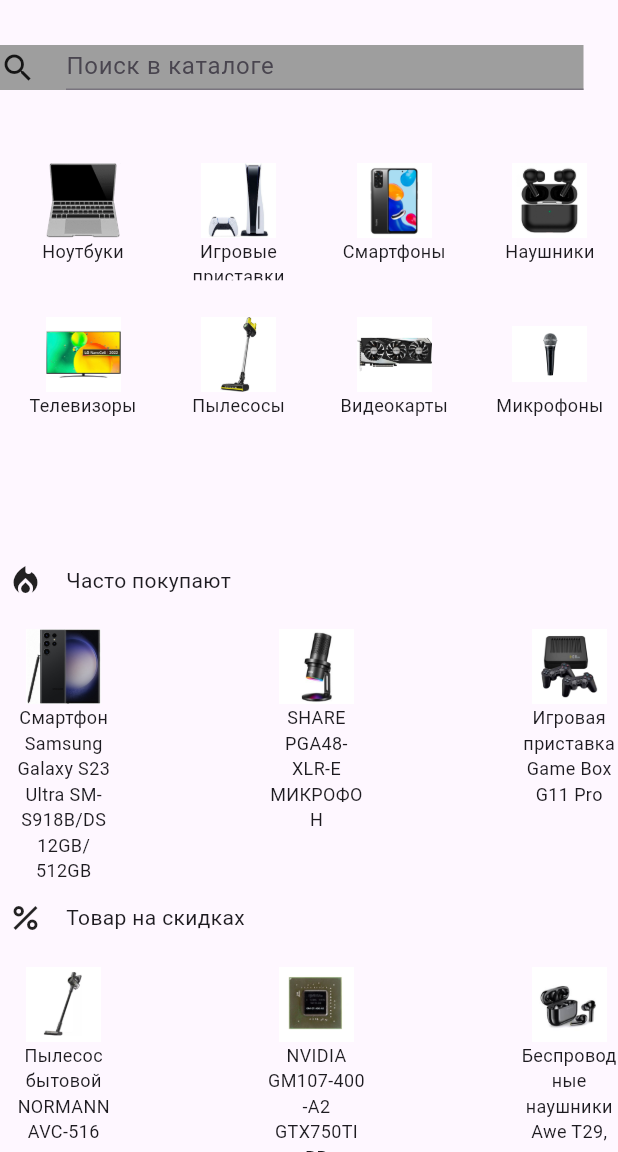
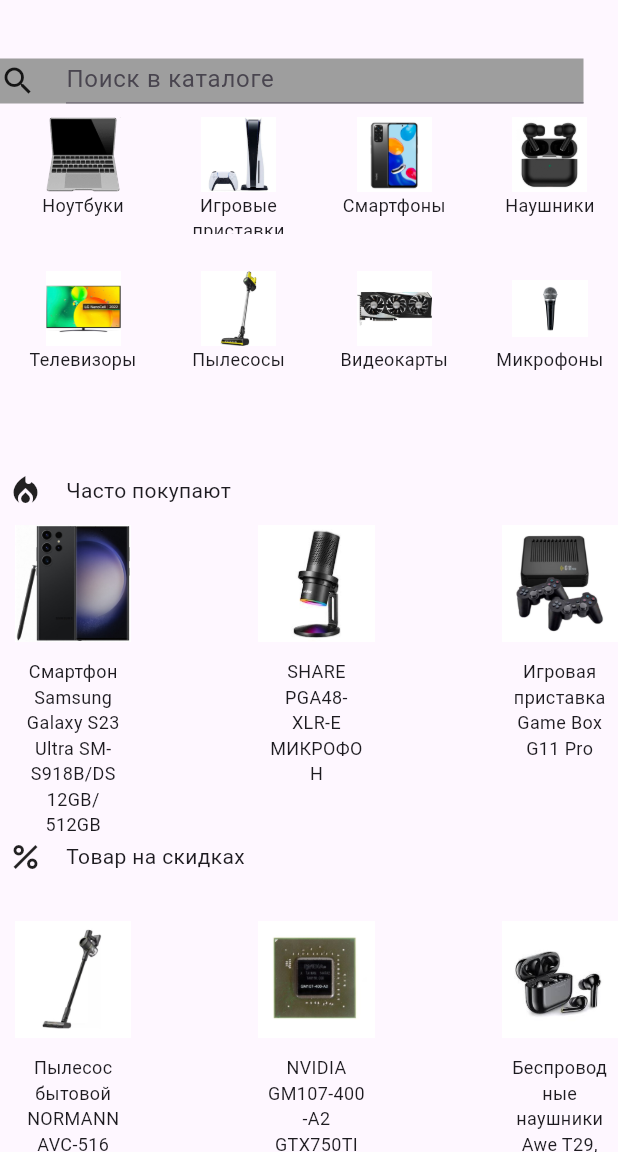
Before and after one commit to Mynameiswolf96/device_shop, a Flutter app: the screen it shows after launch, on a phone screen of 412 x 824 dp, the part 84-1236 px from its top. Run offline on Flutter 3.47's test engine with Material 3 defaults, Android fonts, the phone set to English and light mode, and no system bars.

Commit message:
Create the main catalog using GridView. Create other two catalogs with help List.generation.Moved all text fields into separate files.Also created drawer.

```diff
--- a/lib/device_shop.dart
+++ b/lib/device_shop.dart
@@ -4,7 +4,7 @@
 import 'package:flutter/material.dart';
 
 class DeviceShop extends StatelessWidget {
-  const DeviceShop({Key? key}) : super(key: key);
+  const DeviceShop({super.key});
 
   @override
   Widget build(BuildContext context) {
@@ -20,32 +20,32 @@
           ),
         ),
         body: ListView(
-          children: [
-            const SizedBox(
+          children: const [
+            SizedBox(
               height: 30,
             ),
-            const searchString(),
-            const SizedBox(
-              height: 48,
+            SearchString(),
+            SizedBox(
+              height: 170,
+              width: 150,
+              child: Expanded(child: CatalogOfProducts()),
             ),
-            Container(
-              height: 200,
-              width: 150,
-              child: const Expanded(child: CatalogOfProducts()),
-            ),
-            const SizedBox(
+            SizedBox(
               height: 67,
             ),
-            const OftenBuyRowWidget(),
-            const SizedBox(
+            CatalogRowWidget(
+              icon: Icons.local_fire_department,
+              catalogName: 'Часто покупают',
+            ),
+            OftenBuyCatalog(),
+            CatalogRowWidget(
+              icon: Icons.percent,
+              catalogName: 'Товар на скидках',
+            ),
+            SizedBox(
               height: 20,
             ),
-            const OftenBuyCatalog(),
-            const DiscountRowWidget(),
-            const SizedBox(
-              height: 20,
-            ),
-            const DiscountCatalog(),
+            DiscountCatalog(),
           ],
         ),
       ),
@@ -53,21 +53,9 @@
   }
 }
 
-class IconList extends StatelessWidget {
-  const IconList({super.key});
-
-  @override
-  Widget build(BuildContext context) {
-    return Container(
-      alignment: Alignment.centerLeft,
-      padding: const EdgeInsets.only(top: 3),
-      child: const Icon(Icons.list),
-    );
-  }
-}
-
 class OftenBuyRowWidget extends StatelessWidget {
   const OftenBuyRowWidget({super.key});
+
   @override
   Widget build(BuildContext context) {
     return Row(
@@ -77,12 +65,10 @@
           padding: const EdgeInsets.only(left: 5),
           child: const Icon(Icons.local_fire_department),
         ),
-        Container(
-          padding: const EdgeInsets.only(
-            left: 15,
-          ),
-          child: const Text(AppText.nameOfFrequentlyPurchasedCatalog),
+        const SizedBox(
+          width: 15,
         ),
+        const Text(AppText.nameOfFrequentlyPurchasedCatalog),
       ],
     );
   }
@@ -100,31 +86,32 @@
           padding: const EdgeInsets.only(left: 5),
           child: const Icon(Icons.percent),
         ),
-        Container(
-          padding: const EdgeInsets.only(
-            left: 15,
-          ),
-          child: const Text(AppText.nameOfDiscountCatalog),
+        const SizedBox(
+          width: 15,
         ),
+        const Text(AppText.nameOfDiscountCatalog),
       ],
     );
   }
 }
 
-class searchString extends StatelessWidget {
-  const searchString({super.key});
+class SearchString extends StatelessWidget {
+  const SearchString({super.key});
 
   @override
   Widget build(BuildContext context) {
     return Row(
       children: [
+        const SizedBox(
+          height: 48,
+        ),
         Container(
           height: 30,
           color: Colors.grey,
           child: const Icon(Icons.search),
         ),
         Container(
-          padding: const EdgeInsets.only(left: 20.0),
+          padding: const EdgeInsets.only(left: 20),
           alignment: Alignment.topCenter,
           width: 365,
           height: 30,
@@ -141,17 +128,22 @@
 }
 
 class WidgetProduct extends StatelessWidget {
-  final String nameOfProduct;
-  final String nameOfImage;
-  final double widthOfContainerText;
-  final double heightOfContainerText;
+  final String productName;
+  final String imageName;
+  final double imageHeight;
+  final double imageWidth;
 
-  WidgetProduct({
+  final double containerTextWidth;
+  final double containerTextHeight;
+
+  const WidgetProduct({
+    required this.productName,
+    required this.imageName,
+    required this.imageHeight,
+    required this.imageWidth,
+    required this.containerTextHeight,
+    required this.containerTextWidth,
     super.key,
-    required this.nameOfProduct,
-    required this.nameOfImage,
-    required this.heightOfContainerText,
-    required this.widthOfContainerText,
   });
 
   @override
@@ -159,18 +151,17 @@
     return Container(
       padding: const EdgeInsets.only(left: 10),
       child: Column(
-        crossAxisAlignment: CrossAxisAlignment.center,
         children: [
           Image.asset(
-            nameOfImage,
-            height: 50.89,
-            width: 50,
+            imageName,
+            height: imageHeight,
+            width: imageWidth,
           ),
-          Container(
-            height: heightOfContainerText,
-            width: widthOfContainerText,
+          SizedBox(
+            height: containerTextHeight,
+            width: containerTextWidth,
             child: Text(
-              nameOfProduct,
+              productName,
               textAlign: TextAlign.center,
               style: const TextStyle(fontSize: 12),
             ),
@@ -216,13 +207,15 @@
         mainAxisSpacing: 2, // Отступы по оси X
         crossAxisSpacing: 3, // Отступы по оси Y
       ),
-      itemCount: 8,
+      itemCount: AppText.listOfNameProductChapter.length,
       itemBuilder: (BuildContext context, int index) {
         return WidgetProduct(
-          nameOfProduct: AppText.listOfNameProductChapter[index],
-          nameOfImage: AppImages.listOfImagesNameMain[index],
-          heightOfContainerText: 28,
-          widthOfContainerText: 90,
+          imageHeight: 50,
+          imageWidth: 50.98,
+          productName: AppText.listOfNameProductChapter[index],
+          imageName: AppImages.listOfImagesNameMain[index],
+          containerTextHeight: 28,
+          containerTextWidth: 90,
         );
       },
     );
@@ -230,18 +223,52 @@
 }
 
 List<Widget> listOFWidgetProductOftenBuy = List.generate(
-  3,
+  AppText.listOfNameFrequentlyPurchased.length,
   (index) => WidgetProduct(
-      nameOfProduct: AppText.listOfNameFrequentlyPurchased[index],
-      nameOfImage: AppImages.listOFImagesNameOften[index],
-      heightOfContainerText: 130,
-      widthOfContainerText: 65),
+    imageHeight: 100,
+    imageWidth: 77.66,
+    productName: AppText.listOfNameFrequentlyPurchased[index],
+    imageName: AppImages.listOFImagesNameOften[index],
+    containerTextHeight: 120,
+    containerTextWidth: 65,
+  ),
 );
 List<Widget> listOFWidgetOfDiscountProduct = List.generate(
-  3,
+  AppText.listOfNameOfDiscount.length,
   (index) => WidgetProduct(
-      nameOfProduct: AppText.listOfNameOfDiscount[index],
-      nameOfImage: AppImages.listOfImagesDiscountsMain[index],
-      heightOfContainerText: 130,
-      widthOfContainerText: 65),
+    imageHeight: 100,
+    imageWidth: 77.66,
+    productName: AppText.listOfNameOfDiscount[index],
+    imageName: AppImages.listOfImagesDiscountsMain[index],
+    containerTextHeight: 120,
+    containerTextWidth: 65,
+  ),
 );
+
+class CatalogRowWidget extends StatelessWidget {
+  const CatalogRowWidget({
+    required this.icon,
+    required this.catalogName,
+    super.key,
+  });
+
+  final IconData icon;
+  final String catalogName;
+
+  @override
+  Widget build(BuildContext context) {
+    return Row(
+      children: [
+        Container(
+          alignment: Alignment.centerLeft,
+          padding: const EdgeInsets.only(left: 5),
+          child: Icon(icon),
+        ),
+        const SizedBox(
+          width: 15,
+        ),
+        Text(catalogName),
+      ],
+    );
+  }
+}
--- a/lib/texts/app_images.dart
+++ b/lib/texts/app_images.dart
@@ -25,6 +25,8 @@
   static const String headphonesDiscountImages =
       'assets/imagesdiscounts/headphonesDiscounts.jpg';
 
+  static const String avatarImage='assets/avatar/avatar.jpg';
+
   static const List<String> listOfImagesNameMain = [
     lapTopMainImage,
     playstationMainImage,
@@ -33,18 +35,18 @@
     tVMainImage,
     vacuumCleanerMainImage,
     videocardMainImage,
-    micMainImage
+    micMainImage,
   ];
 
   static const List<String> listOFImagesNameOften = [
     phoneOftenImages,
     microphoneOftenImages,
-    playstationOftenImages
+    playstationOftenImages,
   ];
 
   static const List<String> listOfImagesDiscountsMain = [
     vacuumCleanerDiscountImages,
     videoCardDiscountImages,
-    headphonesDiscountImages
+    headphonesDiscountImages,
   ];
 }
--- a/lib/texts/app_text.dart
+++ b/lib/texts/app_text.dart
@@ -56,4 +56,10 @@
     videoCardNameOnDiscount,
     headphonesNameOnDiscount,
   ];
+  static const List<String> listOfNameOfDrawerItem = [
+    firstItemInDrawer,
+    secondItemInDrawer,
+    thirstItemInDrawer,
+    fourItemInDrawer,
+  ];
 }
--- a/pubspec.yaml
+++ b/pubspec.yaml
@@ -39,6 +39,7 @@
 dev_dependencies:
   flutter_test:
     sdk: flutter
+  very_good_analysis: ^5.1.0
 
   # The "flutter_lints" package below contains a set of recommended lints to
   # encourage good coding practices. The lint set provided by the package is
```
Also changed, not shown: analysis_options.yaml (+63 -24 lines), lib/drawerMenu/drawer.dart (+29 -19 lines), pubspec.lock.
